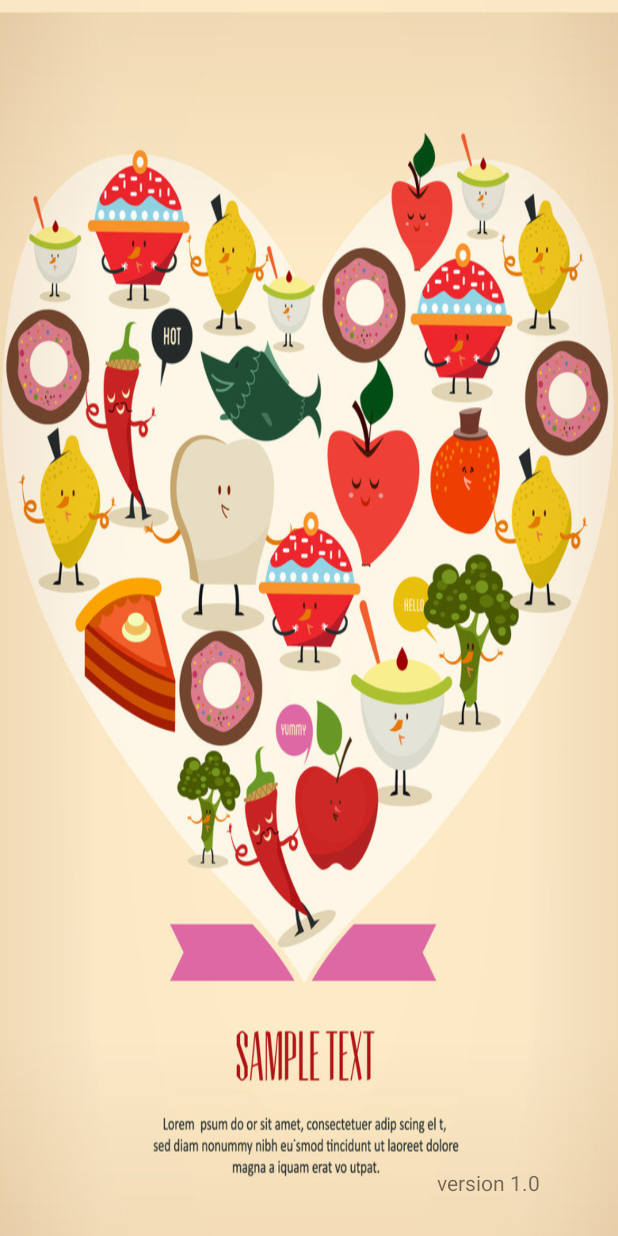
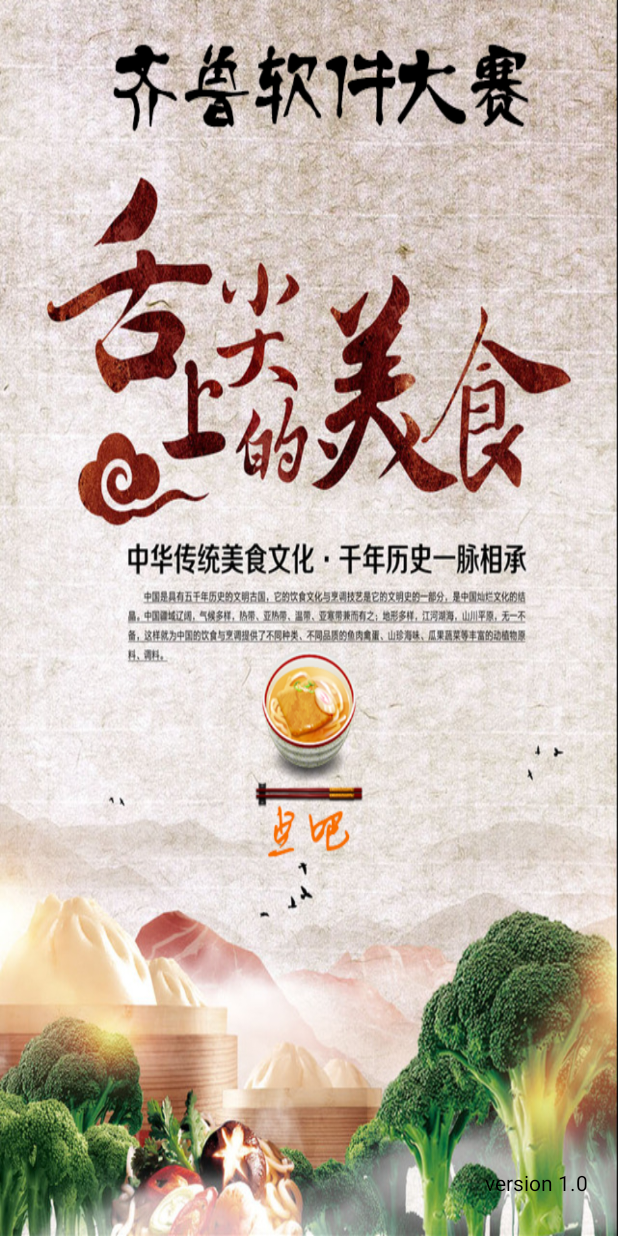
Before and after one commit to Zhang-Zhi-Jie/Self-service-ordering-system, an Android app: the WelcomeActivity screen opened directly, with no data from a screen before it, on a phone screen of 412 x 824 dp. Run offline under Robolectric (Android 15) with nearby library versions, the phone set to English and light mode, and no system bars; network calls fail.

Commit message:
设计了一个海报，可以更一下

```diff
--- a/app/src/main/res/layout/activity_welcome.xml
+++ b/app/src/main/res/layout/activity_welcome.xml
@@ -2,7 +2,7 @@
 <RelativeLayout xmlns:android="http://schemas.android.com/apk/res/android"
     android:layout_width="match_parent"
     android:layout_height="match_parent"
-    android:background="@drawable/welcome"
+    android:background="@drawable/welcome2"
     >
 
 
@@ -13,8 +13,9 @@
         android:layout_alignParentBottom="true"
         android:layout_alignParentRight="true"
         android:layout_marginBottom="26dp"
-        android:layout_marginRight="52dp"
+        android:layout_marginRight="20dp"
         android:text="version 1.0"
+        android:textColor="#000000"
        />
 
 </RelativeLayout>
```
Also changed, not shown: app/src/main/res/drawable/welcome2.png (added).
